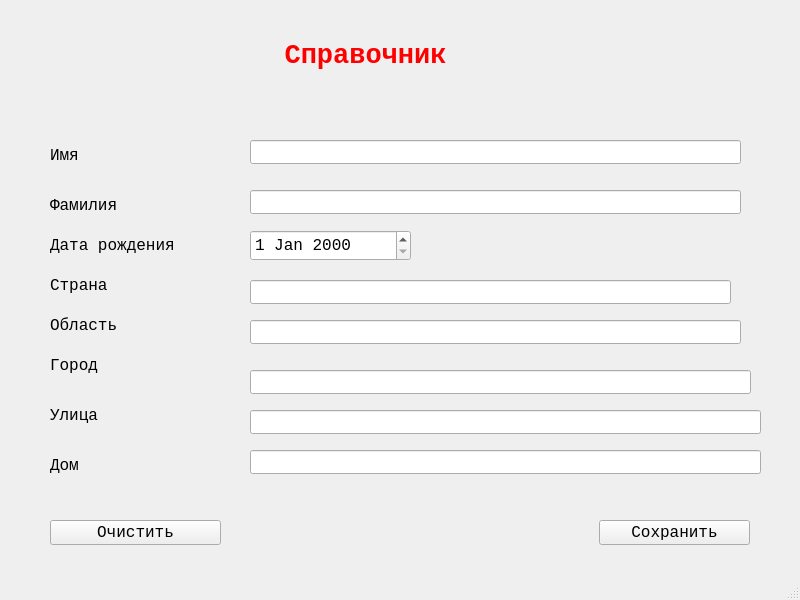
The window that mainwindow.ui (it-top-irkutsk/PhoneBook) describes before a commit, drawn with Qt 5.
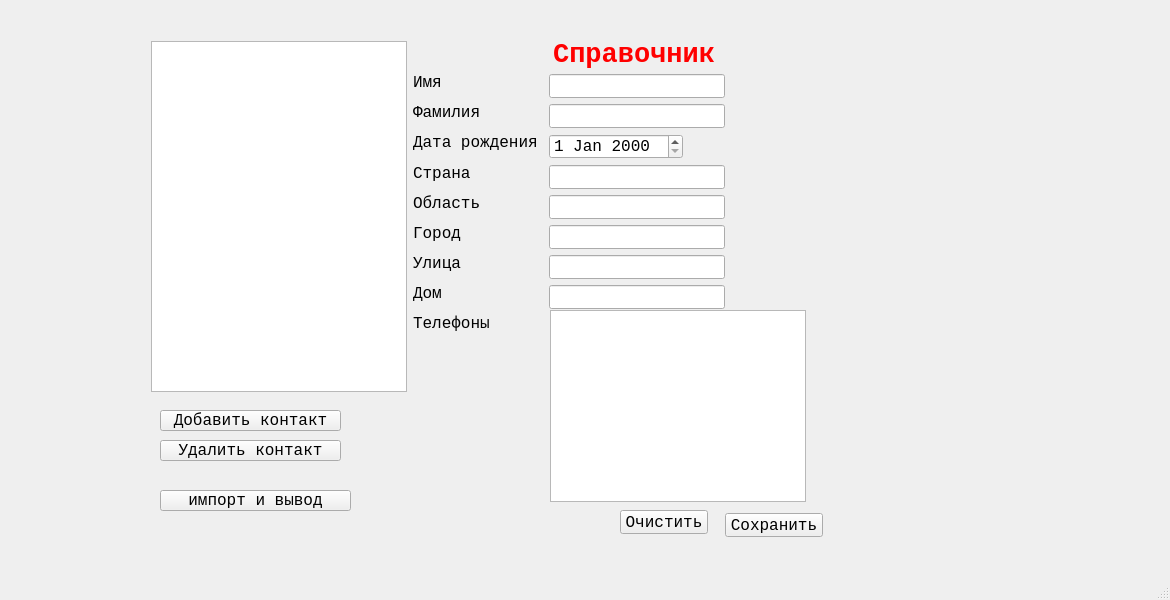
The same window after the commit.

Commit message: добавлен импорт из файла. объявлены прототипы методов set, get

What changed in the file:
```diff
--- a/mainwindow.ui
+++ b/mainwindow.ui
@@ -6,7 +6,7 @@
    <rect>
     <x>0</x>
     <y>0</y>
-    <width>800</width>
+    <width>1170</width>
     <height>600</height>
    </rect>
   </property>
@@ -23,10 +23,10 @@
    <widget class="QLabel" name="label_Title">
     <property name="geometry">
      <rect>
-      <x>240</x>
-      <y>20</y>
-      <width>251</width>
-      <height>71</height>
+      <x>549</x>
+      <y>41</y>
+      <width>170</width>
+      <height>27</height>
      </rect>
     </property>
     <property name="font">
@@ -53,10 +53,10 @@
    <widget class="QLabel" name="label_firstName">
     <property name="geometry">
      <rect>
-      <x>50</x>
-      <y>140</y>
-      <width>51</width>
-      <height>31</height>
+      <x>413</x>
+      <y>74</y>
+      <width>30</width>
+      <height>16</height>
      </rect>
     </property>
     <property name="font">
@@ -72,10 +72,10 @@
    <widget class="QLabel" name="label_LastName">
     <property name="geometry">
      <rect>
-      <x>50</x>
-      <y>190</y>
-      <width>91</width>
-      <height>31</height>
+      <x>413</x>
+      <y>104</y>
+      <width>70</width>
+      <height>16</height>
      </rect>
     </property>
     <property name="text">
@@ -85,10 +85,10 @@
    <widget class="QLabel" name="label_dateOfBirth">
     <property name="geometry">
      <rect>
-      <x>50</x>
-      <y>230</y>
-      <width>171</width>
-      <height>31</height>
+      <x>413</x>
+      <y>134</y>
+      <width>130</width>
+      <height>16</height>
      </rect>
     </property>
     <property name="text">
@@ -98,10 +98,10 @@
    <widget class="QLabel" name="label_addressCountry">
     <property name="geometry">
      <rect>
-      <x>50</x>
-      <y>270</y>
-      <width>91</width>
-      <height>31</height>
+      <x>413</x>
+      <y>165</y>
+      <width>60</width>
+      <height>16</height>
      </rect>
     </property>
     <property name="text">
@@ -111,10 +111,10 @@
    <widget class="QLabel" name="label_addressRegion">
     <property name="geometry">
      <rect>
-      <x>50</x>
-      <y>310</y>
-      <width>111</width>
-      <height>31</height>
+      <x>413</x>
+      <y>195</y>
+      <width>70</width>
+      <height>16</height>
      </rect>
     </property>
     <property name="text">
@@ -124,10 +124,10 @@
    <widget class="QLabel" name="label_addressCity">
     <property name="geometry">
      <rect>
-      <x>50</x>
-      <y>350</y>
-      <width>101</width>
-      <height>31</height>
+      <x>413</x>
+      <y>225</y>
+      <width>50</width>
+      <height>16</height>
      </rect>
     </property>
     <property name="text">
@@ -137,10 +137,10 @@
    <widget class="QLabel" name="label_addressStreet">
     <property name="geometry">
      <rect>
-      <x>50</x>
-      <y>400</y>
-      <width>81</width>
-      <height>31</height>
+      <x>413</x>
+      <y>255</y>
+      <width>50</width>
+      <height>16</height>
      </rect>
     </property>
     <property name="text">
@@ -150,10 +150,10 @@
    <widget class="QLabel" name="label_addressHouse">
     <property name="geometry">
      <rect>
-      <x>50</x>
-      <y>450</y>
-      <width>61</width>
-      <height>31</height>
+      <x>413</x>
+      <y>285</y>
+      <width>30</width>
+      <height>16</height>
      </rect>
     </property>
     <property name="text">
@@ -163,9 +163,9 @@
    <widget class="QLineEdit" name="input_firstNmae">
     <property name="geometry">
      <rect>
-      <x>250</x>
-      <y>140</y>
-      <width>491</width>
+      <x>549</x>
+      <y>74</y>
+      <width>176</width>
       <height>24</height>
      </rect>
     </property>
@@ -173,9 +173,9 @@
    <widget class="QLineEdit" name="input_lastName">
     <property name="geometry">
      <rect>
-      <x>250</x>
-      <y>190</y>
-      <width>491</width>
+      <x>549</x>
+      <y>104</y>
+      <width>176</width>
       <height>24</height>
      </rect>
     </property>
@@ -183,19 +183,19 @@
    <widget class="QDateEdit" name="input_dateOfBirth">
     <property name="geometry">
      <rect>
-      <x>250</x>
-      <y>230</y>
-      <width>161</width>
-      <height>31</height>
+      <x>549</x>
+      <y>134</y>
+      <width>134</width>
+      <height>25</height>
      </rect>
     </property>
    </widget>
    <widget class="QLineEdit" name="input_addressCountry">
     <property name="geometry">
      <rect>
-      <x>250</x>
-      <y>280</y>
-      <width>481</width>
+      <x>549</x>
+      <y>165</y>
+      <width>176</width>
       <height>24</height>
      </rect>
     </property>
@@ -203,9 +203,9 @@
    <widget class="QLineEdit" name="input_addressRegion">
     <property name="geometry">
      <rect>
-      <x>250</x>
-      <y>320</y>
-      <width>491</width>
+      <x>549</x>
+      <y>195</y>
+      <width>176</width>
       <height>24</height>
      </rect>
     </property>
@@ -213,9 +213,9 @@
    <widget class="QLineEdit" name="input_addressCity">
     <property name="geometry">
      <rect>
-      <x>250</x>
-      <y>370</y>
-      <width>501</width>
+      <x>549</x>
+      <y>225</y>
+      <width>176</width>
       <height>24</height>
      </rect>
     </property>
@@ -223,9 +223,9 @@
    <widget class="QLineEdit" name="input_addressStreet">
     <property name="geometry">
      <rect>
-      <x>250</x>
-      <y>410</y>
-      <width>511</width>
+      <x>549</x>
+      <y>255</y>
+      <width>176</width>
       <height>24</height>
      </rect>
     </property>
@@ -233,9 +233,9 @@
    <widget class="QLineEdit" name="input_addressHouse">
     <property name="geometry">
      <rect>
-      <x>250</x>
-      <y>450</y>
-      <width>511</width>
+      <x>549</x>
+      <y>285</y>
+      <width>176</width>
       <height>24</height>
      </rect>
     </property>
@@ -243,10 +243,10 @@
    <widget class="QPushButton" name="button_clear">
     <property name="geometry">
      <rect>
-      <x>50</x>
-      <y>520</y>
-      <width>171</width>
-      <height>25</height>
+      <x>620</x>
+      <y>510</y>
+      <width>88</width>
+      <height>24</height>
      </rect>
     </property>
     <property name="text">
@@ -256,16 +256,88 @@
    <widget class="QPushButton" name="button_save">
     <property name="geometry">
      <rect>
-      <x>599</x>
-      <y>520</y>
-      <width>151</width>
-      <height>25</height>
+      <x>725</x>
+      <y>513</y>
+      <width>98</width>
+      <height>24</height>
      </rect>
     </property>
     <property name="text">
      <string>Сохранить</string>
     </property>
    </widget>
+   <widget class="QListView" name="list_persons">
+    <property name="geometry">
+     <rect>
+      <x>151</x>
+      <y>41</y>
+      <width>256</width>
+      <height>351</height>
+     </rect>
+    </property>
+   </widget>
+   <widget class="QLabel" name="label">
+    <property name="geometry">
+     <rect>
+      <x>413</x>
+      <y>315</y>
+      <width>80</width>
+      <height>16</height>
+     </rect>
+    </property>
+    <property name="text">
+     <string>Телефоны</string>
+    </property>
+   </widget>
+   <widget class="QPushButton" name="button_add">
+    <property name="geometry">
+     <rect>
+      <x>160</x>
+      <y>410</y>
+      <width>181</width>
+      <height>21</height>
+     </rect>
+    </property>
+    <property name="text">
+     <string>Добавить контакт</string>
+    </property>
+   </widget>
+   <widget class="QPushButton" name="button_del">
+    <property name="geometry">
+     <rect>
+      <x>160</x>
+      <y>440</y>
+      <width>181</width>
+      <height>21</height>
+     </rect>
+    </property>
+    <property name="text">
+     <string>Удалить контакт</string>
+    </property>
+   </widget>
+   <widget class="QPushButton" name="pushButton">
+    <property name="geometry">
+     <rect>
+      <x>160</x>
+      <y>490</y>
+      <width>191</width>
+      <height>21</height>
+     </rect>
+    </property>
+    <property name="text">
+     <string>импорт и вывод</string>
+    </property>
+   </widget>
+   <widget class="QListWidget" name="list_phones">
+    <property name="geometry">
+     <rect>
+      <x>550</x>
+      <y>310</y>
+      <width>256</width>
+      <height>192</height>
+     </rect>
+    </property>
+   </widget>
   </widget>
   <widget class="QStatusBar" name="statusbar"/>
  </widget>
```
Left out of the diff: 4 changed lines with no effect on the pictures. The commit also changes 13 other files.
